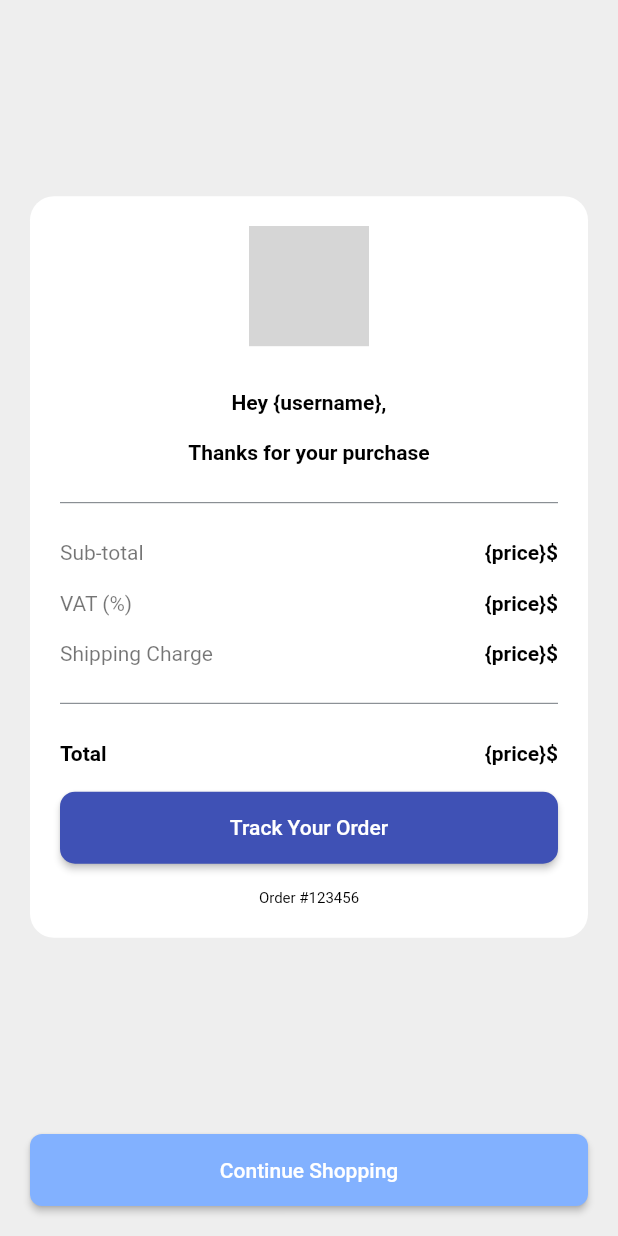
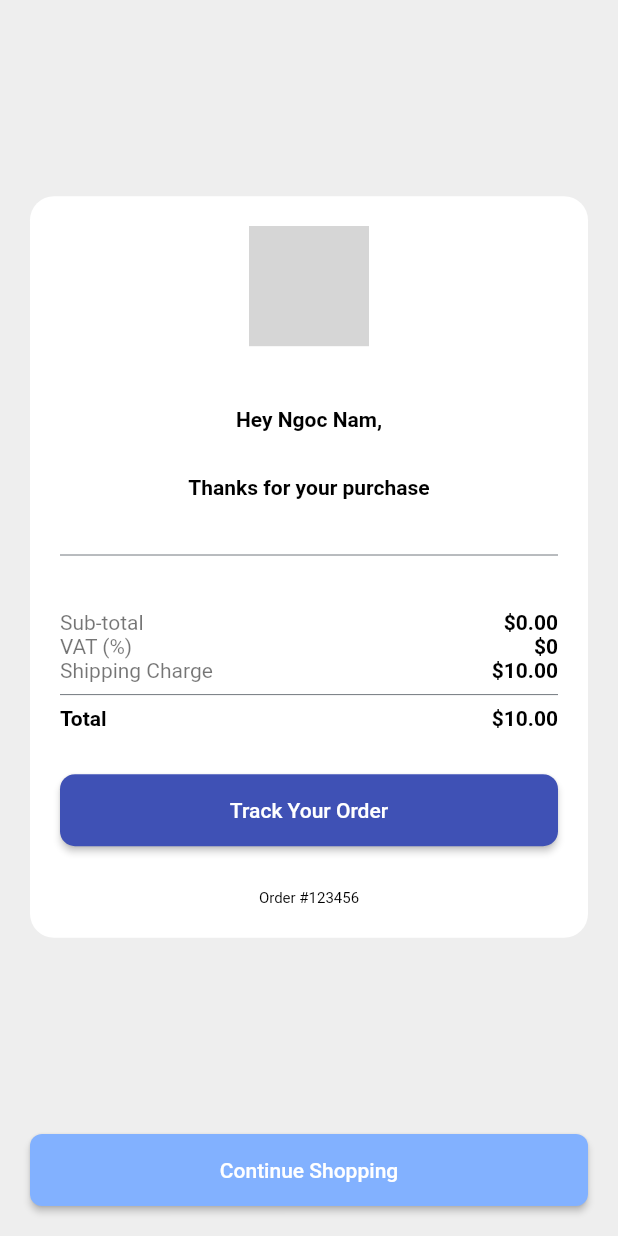
Before and after one commit to ngocnam11/e_shop, a Flutter app: the OrderConfirmScreen screen opened directly, on a phone screen of 412 x 824 dp. Run offline on Flutter 3.47's test engine with Material 2 defaults, Android fonts, the phone set to English and light mode, and no system bars; our stand-ins replace carousel_slider, cloud_firestore, equatable, firebase_auth, firebase_core, firebase_storage and 3 more; accounts and stored records are empty; project files that could hold a hidden picture were left out; grey boxes are pictures that could not be loaded.

Commit message:
extract widget

```diff
--- a/lib/screens/checkout_screen.dart
+++ b/lib/screens/checkout_screen.dart
@@ -1,6 +1,8 @@
 import 'package:flutter/material.dart';
 
 import '../router/router.dart';
+import '../widgets/order_summary.dart';
+import 'order_confirmation/order_confirm_screen.dart';
 
 class CheckoutScreen extends StatefulWidget {
   const CheckoutScreen({Key? key}) : super(key: key);
@@ -20,11 +22,6 @@ class _CheckoutScreenState extends State<CheckoutScreen> {
   final List<String> address = [
     '1784 Juniper Drive',
     '2993 Liberty Avenue',
-    '297 Nguyễn Thái Học',
-    '250 Jalan Purta',
-    '117 Bevan St E',
-    '1274-39 Kokinu',
-    'aaaaaaaaaaaaaaaaaaaaaaaaaaaaaaaaaaaaaaaaaaaaaaaaaaaaaaaaaaaaaaaaaaaaaaaaaa',
   ];
   String _addressValue = '';
 
@@ -139,74 +136,15 @@ class _CheckoutScreenState extends State<CheckoutScreen> {
         child: Column(
           mainAxisAlignment: MainAxisAlignment.spaceBetween,
           children: <Widget>[
-            Column(
-              children: <Widget>[
-                Row(
-                  mainAxisAlignment: MainAxisAlignment.spaceBetween,
-                  children: <Widget>[
-                    Text(
-                      'Sub-total',
-                      style: Theme.of(context).textTheme.headline5!.copyWith(
-                            color: Colors.black54,
-                            fontWeight: FontWeight.normal,
-                          ),
-                    ),
-                    Text(
-                      '{price}\$',
-                      style: Theme.of(context).textTheme.headline5,
-                    ),
-                  ],
-                ),
-                Row(
-                  mainAxisAlignment: MainAxisAlignment.spaceBetween,
-                  children: <Widget>[
-                    Text(
-                      'VAT (%)',
-                      style: Theme.of(context).textTheme.headline5!.copyWith(
-                            color: Colors.black54,
-                            fontWeight: FontWeight.normal,
-                          ),
-                    ),
-                    Text(
-                      '{price}\$',
-                      style: Theme.of(context).textTheme.headline5,
-                    ),
-                  ],
-                ),
-                Row(
-                  mainAxisAlignment: MainAxisAlignment.spaceBetween,
-                  children: <Widget>[
-                    Text(
-                      'Shipping Charge',
-                      style: Theme.of(context).textTheme.headline5!.copyWith(
-                            color: Colors.black54,
-                            fontWeight: FontWeight.normal,
-                          ),
-                    ),
-                    Text(
-                      '{price}\$',
-                      style: Theme.of(context).textTheme.headline5,
-                    ),
-                  ],
-                ),
-                const Divider(),
-                Row(
-                  mainAxisAlignment: MainAxisAlignment.spaceBetween,
-                  children: <Widget>[
-                    Text(
-                      'Total',
-                      style: Theme.of(context).textTheme.headline5,
-                    ),
-                    Text(
-                      '{price}\$',
-                      style: Theme.of(context).textTheme.headline5,
-                    ),
-                  ],
-                ),
-              ],
-            ),
+            const OrderSummary(),
             ElevatedButton(
-              onPressed: () {},
+              onPressed: () {
+                Navigator.of(context).push(
+                  MaterialPageRoute(
+                    builder: (constext) => const OrderConfirmScreen(),
+                  ),
+                );
+              },
               style: ElevatedButton.styleFrom(
                 padding: const EdgeInsets.symmetric(
                   vertical: 12,
--- a/lib/screens/order_confirmation/order_confirm_screen.dart
+++ b/lib/screens/order_confirmation/order_confirm_screen.dart
@@ -2,6 +2,7 @@ import 'package:flutter/material.dart';
 import 'package:flutter_svg/flutter_svg.dart';
 
 import '../../router/router.dart';
+import '../../widgets/order_summary.dart';
 
 class OrderConfirmScreen extends StatelessWidget {
   const OrderConfirmScreen({Key? key}) : super(key: key);
@@ -31,7 +32,7 @@ class OrderConfirmScreen extends StatelessWidget {
                 ),
               ),
               Text(
-                'Hey {username},',
+                'Hey Ngoc Nam,',
                 style: Theme.of(context).textTheme.headline5,
               ),
               Text(
@@ -39,68 +40,7 @@ class OrderConfirmScreen extends StatelessWidget {
                 style: Theme.of(context).textTheme.headline5,
               ),
               const Divider(),
-              Row(
-                mainAxisAlignment: MainAxisAlignment.spaceBetween,
-                children: <Widget>[
-                  Text(
-                    'Sub-total',
-                    style: Theme.of(context).textTheme.headline5!.copyWith(
-                          color: Colors.black54,
-                          fontWeight: FontWeight.normal,
-                        ),
-                  ),
-                  Text(
-                    '{price}\$',
-                    style: Theme.of(context).textTheme.headline5,
-                  ),
-                ],
-              ),
-              Row(
-                mainAxisAlignment: MainAxisAlignment.spaceBetween,
-                children: <Widget>[
-                  Text(
-                    'VAT (%)',
-                    style: Theme.of(context).textTheme.headline5!.copyWith(
-                          color: Colors.black54,
-                          fontWeight: FontWeight.normal,
-                        ),
-                  ),
-                  Text(
-                    '{price}\$',
-                    style: Theme.of(context).textTheme.headline5,
-                  ),
-                ],
-              ),
-              Row(
-                mainAxisAlignment: MainAxisAlignment.spaceBetween,
-                children: <Widget>[
-                  Text(
-                    'Shipping Charge',
-                    style: Theme.of(context).textTheme.headline5!.copyWith(
-                          color: Colors.black54,
-                          fontWeight: FontWeight.normal,
-                        ),
-                  ),
-                  Text(
-                    '{price}\$',
-                    style: Theme.of(context).textTheme.headline5,
-                  ),
-                ],
-              ),
-              const Divider(),
-              Row(
-                mainAxisAlignment: MainAxisAlignment.spaceBetween,
-                children: <Widget>[
-                  Text(
-                    'Total',
-                    style: Theme.of(context).textTheme.headline5,
-                  ),
-                  Text(
-                    '{price}\$',
-                    style: Theme.of(context).textTheme.headline5,
-                  ),
-                ],
-              ),
+              const OrderSummary(),
               ElevatedButton(
                 onPressed: () {},
                 style: ElevatedButton.styleFrom(
--- /dev/null
+++ b/lib/widgets/order_summary.dart
@@ -0,0 +1,90 @@
+import 'package:flutter/material.dart';
+import 'package:flutter_bloc/flutter_bloc.dart';
+
+import '../blocs/cart/cart_bloc.dart';
+
+class OrderSummary extends StatelessWidget {
+  const OrderSummary({Key? key}) : super(key: key);
+
+  @override
+  Widget build(BuildContext context) {
+    return BlocBuilder<CartBloc, CartState>(
+      builder: (context, state) {
+        if (state is CartLoading) {
+          return const Center(
+            child: CircularProgressIndicator(),
+          );
+        }
+        if (state is CartLoaded) {
+          return Column(
+            children: [
+              Row(
+                mainAxisAlignment: MainAxisAlignment.spaceBetween,
+                children: <Widget>[
+                  Text(
+                    'Sub-total',
+                    style: Theme.of(context).textTheme.headline5!.copyWith(
+                          color: Colors.black54,
+                          fontWeight: FontWeight.normal,
+                        ),
+                  ),
+                  Text(
+                    '\$${state.cart.subtotalString}',
+                    style: Theme.of(context).textTheme.headline5,
+                  ),
+                ],
+              ),
+              Row(
+                mainAxisAlignment: MainAxisAlignment.spaceBetween,
+                children: <Widget>[
+                  Text(
+                    'VAT (%)',
+                    style: Theme.of(context).textTheme.headline5!.copyWith(
+                          color: Colors.black54,
+                          fontWeight: FontWeight.normal,
+                        ),
+                  ),
+                  Text(
+                    '\$0',
+                    style: Theme.of(context).textTheme.headline5,
+                  ),
+                ],
+              ),
+              Row(
+                mainAxisAlignment: MainAxisAlignment.spaceBetween,
+                children: <Widget>[
+                  Text(
+                    'Shipping Charge',
+                    style: Theme.of(context).textTheme.headline5!.copyWith(
+                          color: Colors.black54,
+                          fontWeight: FontWeight.normal,
+                        ),
+                  ),
+                  Text(
+                    '\$${state.cart.deliveryFeeString}',
+                    style: Theme.of(context).textTheme.headline5,
+                  ),
+                ],
+              ),
+              const Divider(),
+              Row(
+                mainAxisAlignment: MainAxisAlignment.spaceBetween,
+                children: <Widget>[
+                  Text(
+                    'Total',
+                    style: Theme.of(context).textTheme.headline5,
+                  ),
+                  Text(
+                    '\$${state.cart.totalString}',
+                    style: Theme.of(context).textTheme.headline5,
+                  ),
+                ],
+              ),
+            ],
+          );
+        }
+        return const Text('Something went wrong');
+      },
+    );
+  }
+}
```
